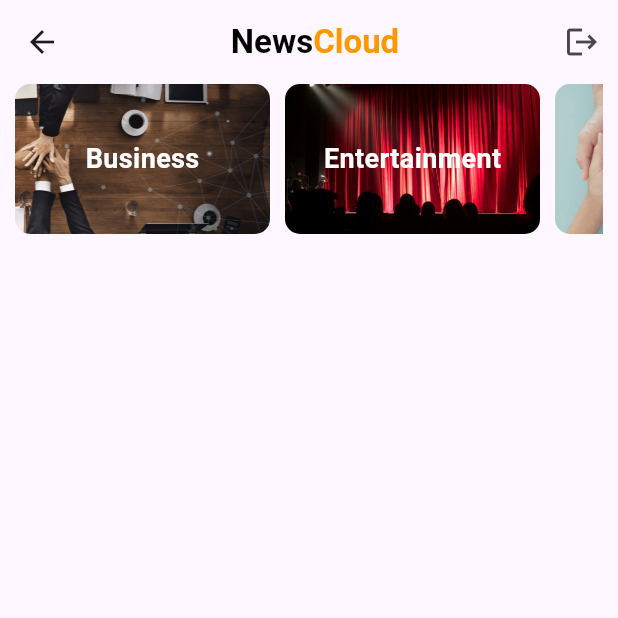
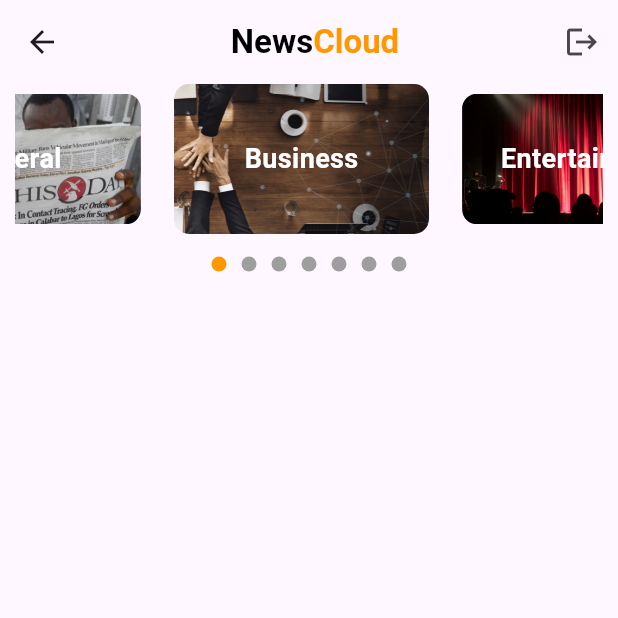
Before and after one commit to AhmedShawki2110/news-app, a Flutter app: the HomeView screen opened by its route, on a phone screen of 412 x 824 dp, the top half of it. Run offline on Flutter 3.47's test engine with Material 3 defaults, Android fonts, the phone set to English and light mode, and no system bars; drawn by our look-alikes of carousel_slider, smooth_page_indicator; our stand-ins replace dio, firebase_auth, firebase_core; accounts and stored records are empty; network calls fail.

Commit message:
edits 21-5-2024

```diff
--- a/lib/main.dart
+++ b/lib/main.dart
@@ -20,7 +20,7 @@ class MyApp extends StatelessWidget {
   Widget build(BuildContext context) {
     return MaterialApp(
       debugShowCheckedModeBanner: false,
-      /* home: Auth(), */
+      // home: Auth(),
       routes: {
         '/': (context) => const Auth(),
         ' HomeView': (context) => const HomeView(),
--- a/lib/screens/log_in_screens.dart
+++ b/lib/screens/log_in_screens.dart
@@ -52,7 +52,7 @@ class _LoginState extends State<Login> {
                 mainAxisAlignment: MainAxisAlignment.center,
                 children: [
                   Image.asset(
-                    'images/1.jpg',
+                    'images/logo.png',
                     height: 150,
                   ),
                   SizedBox(height: 20),
--- a/lib/screens/signup.dart
+++ b/lib/screens/signup.dart
@@ -48,7 +48,7 @@ class _SignupState extends State<Signup> {
                 mainAxisAlignment: MainAxisAlignment.center,
                 children: [
                   Image.asset(
-                    'images/1.jpg',
+                    'images/logo.png',
                     height: 150,
                   ),
                   SizedBox(height: 20),
--- a/lib/views/splash.dart
+++ b/lib/views/splash.dart
@@ -30,8 +30,11 @@ class _SplashState extends State<Splash> with SingleTickerProviderStateMixin {
     _controller.forward();
 
     Future.delayed(Duration(seconds: 3), () {
-      Navigator.of(context)
-          .pushReplacement(MaterialPageRoute(builder: (_) => HomeView()));
+      if(mounted){
+        Navigator.of(context)
+            .pushReplacement(MaterialPageRoute(builder: (_) => HomeView(),
+        ),);
+      }
     });
   }
 
--- a/lib/widgets/categories_list_view.dart
+++ b/lib/widgets/categories_list_view.dart
@@ -1,11 +1,17 @@
+import 'package:carousel_slider/carousel_slider.dart';
 import 'package:flutter/material.dart';
 import 'package:news_app/models/category_model.dart';
 import 'package:news_app/widgets/category_card.dart';
+import 'package:smooth_page_indicator/smooth_page_indicator.dart';
 
-class CategoriesListView extends StatelessWidget {
+class CategoriesListView extends StatefulWidget {
   CategoriesListView({super.key});
 
+  @override
+  State<CategoriesListView> createState() => _CategoriesListViewState();
+}
 
+class _CategoriesListViewState extends State<CategoriesListView> {
   List <CategoryModel> categories =
   [
     CategoryModel(
@@ -37,18 +43,62 @@ class CategoriesListView extends StatelessWidget {
       categoryName: "General",
     ),
   ];
+  int currentIndex = 0;
 
   @override
   Widget build(BuildContext context) {
     return SizedBox(
-      height: 100,
-      child: ListView.builder(
+      height: 125,
+      child:  Column(
+        children: [
+          CarouselSlider.builder(
+            itemCount: categories.length,
+            itemBuilder: (context, index, realIndex) => CategoryCard(
+              category: categories[index],
+            ),
+            options: CarouselOptions(
+              onPageChanged: (index, reason){
+                setState(() {
+                  currentIndex = index;
+                });
+              },
+              viewportFraction: 0.49,
+              height: 100,
+              enlargeCenterPage: true,
+              autoPlay: true,
+              enlargeStrategy: CenterPageEnlargeStrategy.height,
+            ),
+          ),
+          SizedBox(
+            height: 15,
+          ),
+          Align(
+            alignment: Alignment.center,
+            child: AnimatedSmoothIndicator(
+              activeIndex: currentIndex,
+              count: categories.length,
+              effect: WormEffect(
+                spacing: 10,
+                radius: 8,
+                dotHeight: 10,
+                dotWidth: 10,
+                dotColor: Colors.grey,
+                activeDotColor: Colors.orange,
+              ),
+            ),
+          ),
+        ],
+      ),
+    );
+  }
+}
+
+/*
+ListView.builder(
         scrollDirection: Axis.horizontal,
         itemCount: categories.length,
         itemBuilder: (context,index) => CategoryCard(
           category: categories[index],
         ),
-      ),
-    );
-  }
-}
+      )
+*/
```
Also changed, not shown: lib/views/home_view.dart (+2 -6 lines), images/logo.png (added).
